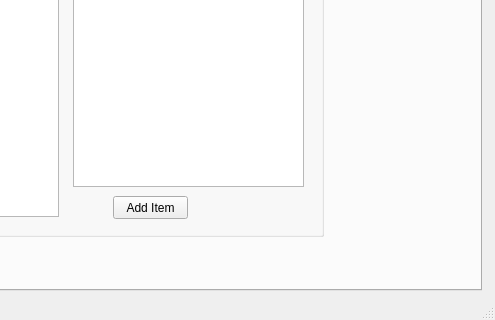
Old version of the form Server/nova-server/mainwindow.ui in the repository mizit/Nova-git; both pictures show x 689 to 1184 and y 327 to 647 of the 1184 by 647 pixel window.
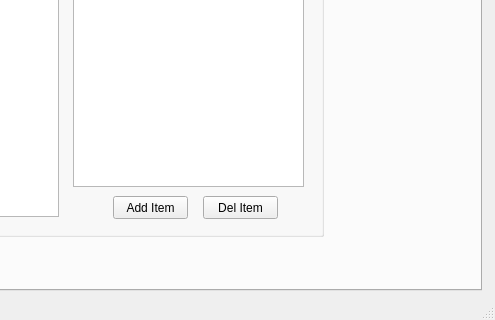
New version of the form. The open tabs and pages were chosen to show the change.

Diff of the .ui file:
```diff
--- a/Server/nova-server/mainwindow.ui
+++ b/Server/nova-server/mainwindow.ui
@@ -390,6 +390,19 @@
         </rect>
        </property>
       </widget>
+      <widget class="QPushButton" name="btn_delItem">
+       <property name="geometry">
+        <rect>
+         <x>410</x>
+         <y>450</y>
+         <width>75</width>
+         <height>23</height>
+        </rect>
+       </property>
+       <property name="text">
+        <string>Del Item</string>
+       </property>
+      </widget>
      </widget>
     </widget>
    </widget>
```
Left out of the diff: 2 changed lines with no effect on the pictures.
